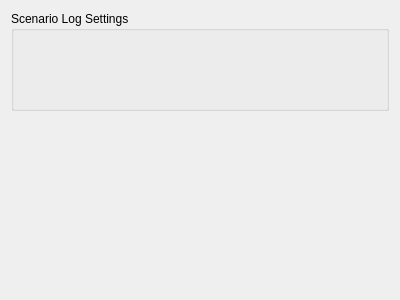
ConservationInternational/cplus-plugin, file src/cplus_plugin/ui/log_settings.ui: the form before one commit.
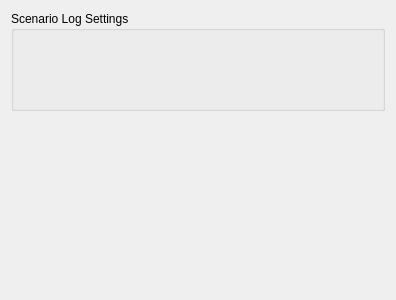
The form after the commit. Custom widgets are drawn as their Qt base class.

Commit message: Fix layout in report settings UI.

What changed in the file:
```diff
--- a/src/cplus_plugin/ui/log_settings.ui
+++ b/src/cplus_plugin/ui/log_settings.ui
@@ -6,7 +6,7 @@
    <rect>
     <x>0</x>
     <y>0</y>
-    <width>400</width>
+    <width>396</width>
     <height>300</height>
    </rect>
   </property>
```
The commit also changes 3 other files.
